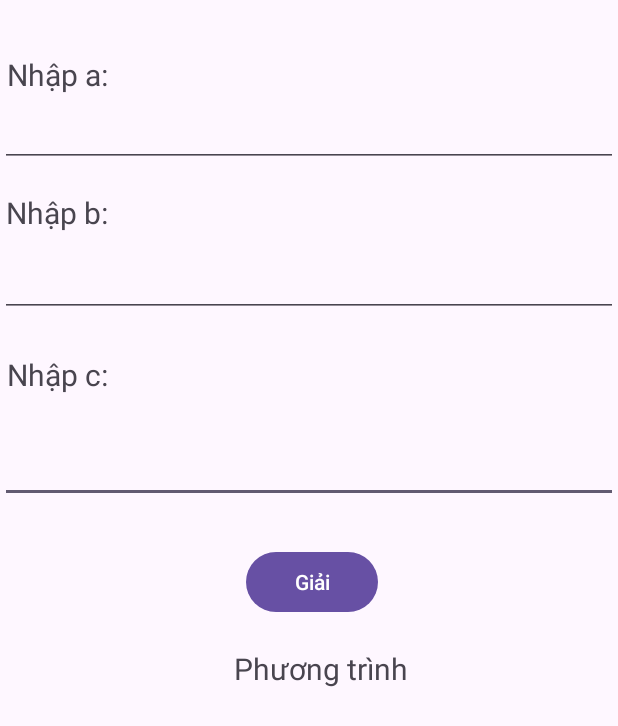
After one commit to Victorius114/BTVNAndroid20_12_K215480106120, an Android app: the layout pt2.xml on its own in the app's theme, with its tools: preview values and no code run, on a phone screen of 412 x 824 dp. The commit adds this screen. Shown: the top 726 px of the screen. Run offline under Robolectric (Android 15) with nearby library versions, the phone set to English and light mode, and no system bars.

Commit message:
Sửa lại class pt2

```diff
--- /dev/null
+++ b/app/src/main/res/layout/pt2.xml
@@ -0,0 +1,102 @@
+<?xml version="1.0" encoding="utf-8"?>
+<androidx.constraintlayout.widget.ConstraintLayout xmlns:android="http://schemas.android.com/apk/res/android"
+    xmlns:app="http://schemas.android.com/apk/res-auto"
+    xmlns:tools="http://schemas.android.com/tools"
+    android:layout_width="match_parent"
+    android:layout_height="match_parent">
+
+    <TextView
+        android:id="@+id/textView10"
+        android:layout_width="wrap_content"
+        android:layout_height="wrap_content"
+        android:layout_marginTop="236dp"
+        android:layout_marginEnd="340dp"
+        android:text="Nhập c:"
+        android:textSize="20sp"
+        app:layout_constraintEnd_toEndOf="parent"
+        app:layout_constraintTop_toTopOf="parent" />
+
+    <EditText
+        android:id="@+id/c"
+        android:layout_width="412dp"
+        android:layout_height="51dp"
+        android:layout_marginTop="284dp"
+        android:ems="10"
+        android:inputType="text"
+        app:layout_constraintEnd_toEndOf="parent"
+        app:layout_constraintTop_toTopOf="parent" />
+
+    <EditText
+        android:id="@+id/b2"
+        android:layout_width="412dp"
+        android:layout_height="51dp"
+        android:layout_marginTop="160dp"
+        android:ems="10"
+        android:inputType="text"
+        app:layout_constraintEnd_toEndOf="parent"
+        app:layout_constraintTop_toTopOf="parent" />
+
+    <EditText
+        android:id="@+id/a2"
+        android:layout_width="412dp"
+        android:layout_height="51dp"
+        android:layout_marginTop="60dp"
+        android:ems="10"
+        android:inputType="text"
+        app:layout_constraintEnd_toEndOf="parent"
+        app:layout_constraintTop_toTopOf="parent" />
+
+    <TextView
+        android:id="@+id/textView8"
+        android:layout_width="wrap_content"
+        android:layout_height="wrap_content"
+        android:layout_marginTop="128dp"
+        android:layout_marginEnd="340dp"
+        android:text="Nhập b:"
+        android:textSize="20sp"
+        app:layout_constraintEnd_toEndOf="parent"
+        app:layout_constraintTop_toTopOf="parent" />
+
+    <TextView
+        android:id="@+id/textView7"
+        android:layout_width="wrap_content"
+        android:layout_height="wrap_content"
+        android:layout_marginTop="36dp"
+        android:layout_marginEnd="340dp"
+        android:text="Nhập a:"
+        android:textSize="20sp"
+        app:layout_constraintEnd_toEndOf="parent"
+        app:layout_constraintTop_toTopOf="parent" />
+
+    <Button
+        android:id="@+id/giai2"
+        android:layout_width="wrap_content"
+        android:layout_height="wrap_content"
+        android:layout_marginTop="364dp"
+        android:layout_marginEnd="160dp"
+        android:text="Giải"
+        app:layout_constraintEnd_toEndOf="parent"
+        app:layout_constraintTop_toTopOf="parent" />
+
+    <TextView
+        android:id="@+id/textView11"
+        android:layout_width="wrap_content"
+        android:layout_height="wrap_content"
+        android:layout_marginTop="432dp"
+        android:layout_marginEnd="140dp"
+        android:text="Phương trình"
+        android:textSize="20dp"
+        app:layout_constraintEnd_toEndOf="parent"
+        app:layout_constraintTop_toTopOf="parent" />
+
+    <TextView
+        android:id="@+id/nopt"
+        android:layout_width="wrap_content"
+        android:layout_height="wrap_content"
+        android:layout_marginTop="484dp"
+        android:layout_marginEnd="240dp"
+        android:textSize="20dp"
+        app:layout_constraintEnd_toEndOf="parent"
+        app:layout_constraintTop_toTopOf="parent" />
+
+</androidx.constraintlayout.widget.ConstraintLayout>
```
Also changed, not shown: app/src/main/java/vn/edu/tnut/btvn_19_12_k215480106120/MainActivity.java (+32 -11 lines), app/src/main/java/vn/edu/tnut/btvn_19_12_k215480106120/giaiPT.java (+17 -15 lines), app/src/main/res/layout/pt1.xml (+2 -23 lines).
